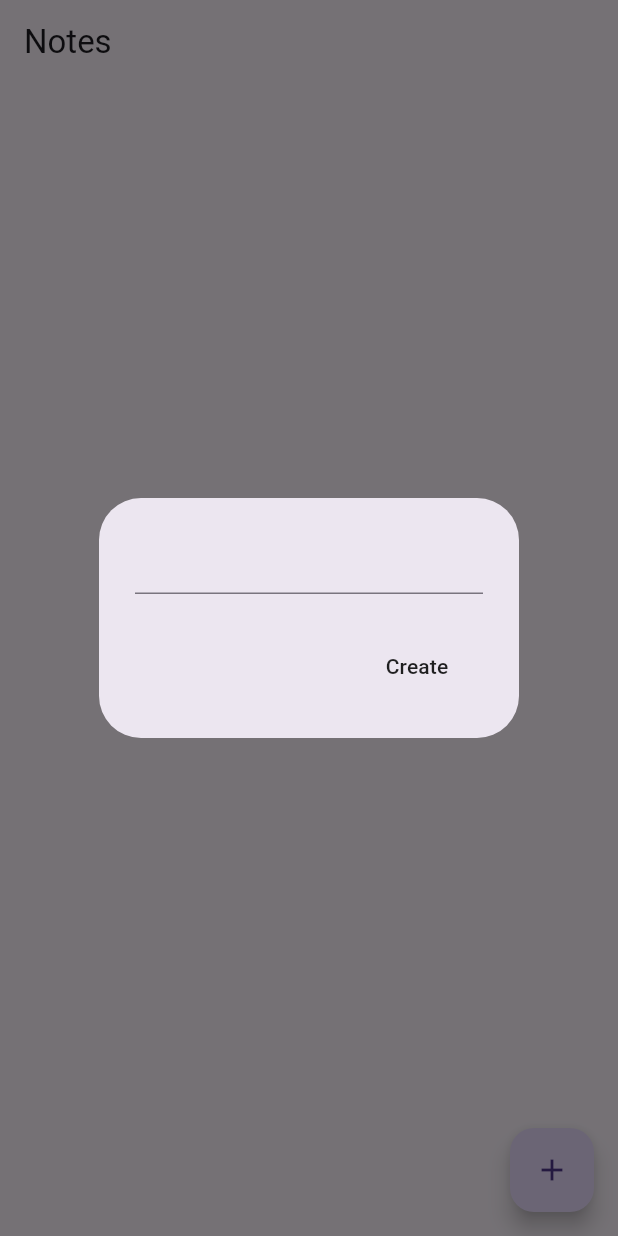
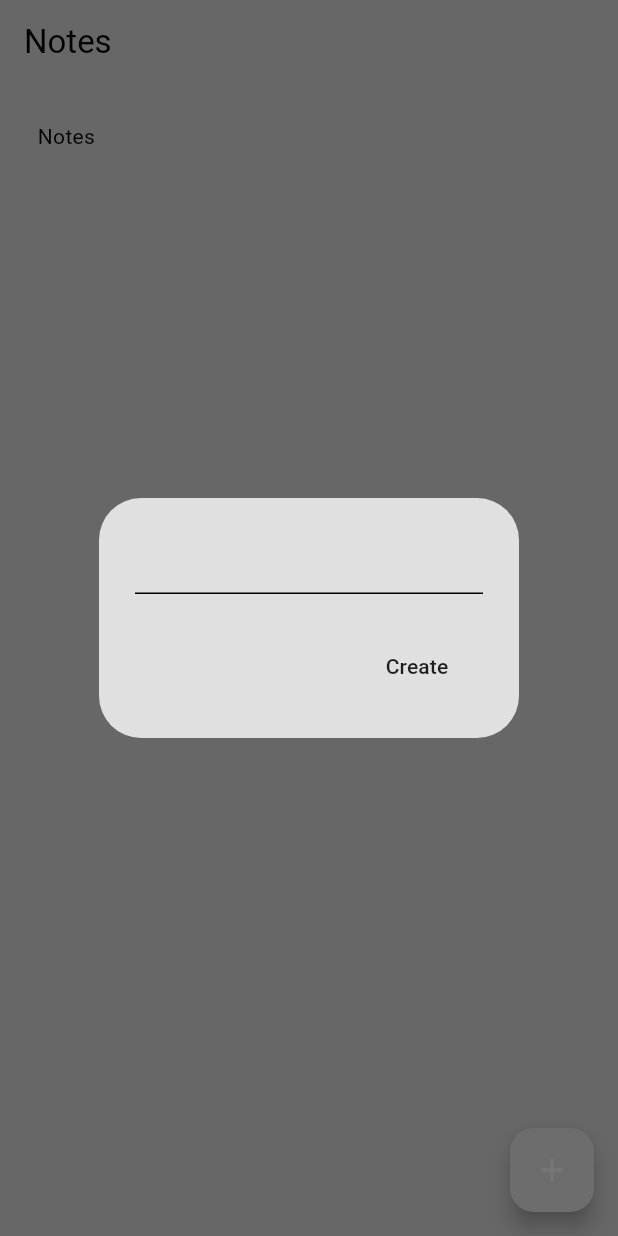
Before and after one commit to nuel232/Notes_App, a Flutter app: the screen it shows after launch, after a tap on the "add" icon, on a phone screen of 412 x 824 dp. Run offline on Flutter 3.47's test engine with Material 3 defaults, Android fonts, the phone set to English and light mode, and no system bars; our stand-ins replace google_fonts, isar; accounts and stored records are empty; generated files the repository leaves out were written again.

Commit message:
Add theme management and Google Fonts integration; refactor NotesPage UI to utilize new theme provider

```diff
--- a/lib/main.dart
+++ b/lib/main.dart
@@ -1,6 +1,7 @@
 import 'package:flutter/material.dart';
 import 'package:note_app/models/note_database.dart';
 import 'package:note_app/pages/notes_page.dart';
+import 'package:note_app/theme/theme_provider.dart';
 import 'package:provider/provider.dart';
 
 void main() async {
@@ -9,8 +10,14 @@ void main() async {
   await NoteDatabase.initialize();
 
   runApp(
-    ChangeNotifierProvider(
-      create: (context) => NoteDatabase(),
+    MultiProvider(
+      providers: [
+        //Note Provider
+        ChangeNotifierProvider(create: (context) => NoteDatabase()),
+
+        //theme Provider
+        ChangeNotifierProvider(create: (context) => ThemeProvider()),
+      ],
       child: const MainApp(),
     ),
   );
@@ -21,9 +28,10 @@ class MainApp extends StatelessWidget {
 
   @override
   Widget build(BuildContext context) {
-    return const MaterialApp(
+    return MaterialApp(
       debugShowCheckedModeBanner: false,
       home: NotesPage(),
+      theme: Provider.of<ThemeProvider>(context).themeData,
     );
   }
 }
--- a/lib/models/note.dart
+++ b/lib/models/note.dart
@@ -6,7 +6,9 @@ part 'note.g.dart';
 
 @Collection()
 class Note {
+  //this will auto increment the id
   Id id = Isar.autoIncrement;
-  late String
-  text; //this late tag is there cause we are going to initialize it later
+
+  //this late tag is there cause we are going to initialize it later
+  late String text;
 }
--- a/lib/models/note_database.dart
+++ b/lib/models/note_database.dart
@@ -7,7 +7,9 @@ class NoteDatabase extends ChangeNotifier {
   static late Isar isar;
   // I N I T I A L I Z E - D A T A B A S E
   static Future<void> initialize() async {
+    //this is to know to directory of where it is going to be saved
     final dir = await getApplicationDocumentsDirectory();
+
     isar = await Isar.open([NoteSchema], directory: dir.path);
   }
 
@@ -28,7 +30,9 @@ class NoteDatabase extends ChangeNotifier {
 
   // R E A D
   Future<void> fetchNotes() async {
+    //this will grab all this notes in the database
     List<Note> fetchedNotes = await isar.notes.where().findAll();
+
     currentNotes.clear();
     currentNotes.addAll(fetchedNotes);
     notifyListeners();
--- a/lib/pages/notes_page.dart
+++ b/lib/pages/notes_page.dart
@@ -1,4 +1,5 @@
 import 'package:flutter/material.dart';
+import 'package:google_fonts/google_fonts.dart';
 import 'package:note_app/models/note.dart';
 import 'package:note_app/models/note_database.dart';
 import 'package:provider/provider.dart';
@@ -101,7 +102,18 @@ class _NotesPageState extends State<NotesPage> {
         onPressed: createNote,
         child: Icon(Icons.add),
       ),
-      body: ListView.builder(
+      body: Column(
+        crossAxisAlignment: CrossAxisAlignment.start,
+        children: [
+          //HEADING
+          Padding(
+            padding: const EdgeInsets.all(25.0),
+            child: Text('Notes', style: GoogleFonts.dmSerifText()),
+          ),
+
+          //LIST OF NOTES
+          Expanded(
+            child: ListView.builder(
               itemCount: currentNotes.length,
               itemBuilder: (context, index) {
                 //get individual note
@@ -129,6 +141,9 @@ class _NotesPageState extends State<NotesPage> {
                 );
               },
             ),
+          ),
+        ],
+      ),
     );
   }
 }
--- /dev/null
+++ b/lib/theme/theme.dart
@@ -0,0 +1,23 @@
+import 'package:flutter/material.dart';
+
+//light mode
+ThemeData lightMode = ThemeData(
+  brightness: Brightness.light,
+  colorScheme: ColorScheme.light(
+    surface: Colors.grey.shade300,
+    primary: Colors.grey.shade200,
+    secondary: Colors.grey.shade400,
+    inversePrimary: Colors.grey.shade800,
+  ),
+);
+
+//dark mode
+ThemeData DarkMode = ThemeData(
+  brightness: Brightness.dark,
+  colorScheme: ColorScheme.light(
+    surface: Colors.grey.shade900,
+    primary: Colors.grey.shade800,
+    secondary: Colors.grey.shade700,
+    inversePrimary: Colors.grey.shade300,
+  ),
+);
--- /dev/null
+++ b/lib/theme/theme_provider.dart
@@ -0,0 +1,28 @@
+import 'package:flutter/material.dart';
+import 'package:note_app/theme/theme.dart';
+
+class ThemeProvider with ChangeNotifier {
+  //initially, theme is light mode
+  ThemeData _themeData = lightMode;
+
+  //GETTER METHOD TO ACCESS THE THE FROM OTHER PARTS OF THE CODE
+  ThemeData get themeData => _themeData;
+
+  //GETTER METHOD TO SEE IF WE ARE IN DARK MODE OR NOT
+  bool get isDarkMode => _themeData == DarkMode;
+
+  //SETTER METHOD TO GET HTE NEW THEME
+  set themeData(ThemeData themeData) {
+    _themeData = themeData;
+    notifyListeners();
+  }
+
+  //WE WILL USE THIS TOGGLE IN A SWITCH LATER ON...
+  void toggleTheme() {
+    if (_themeData == lightMode) {
+      themeData = DarkMode;
+    } else {
+      themeData = lightMode;
+    }
+  }
+}
--- a/pubspec.yaml
+++ b/pubspec.yaml
@@ -9,6 +9,7 @@ environment:
 dependencies:
   flutter:
     sdk: flutter
+  google_fonts: ^6.3.0
   isar: ^3.1.0+1
   isar_flutter_libs: ^3.1.0+1
   path_provider: ^2.1.5
```
Also changed, not shown: pubspec.lock. Lines whose indentation alone changed are shown as unchanged.
